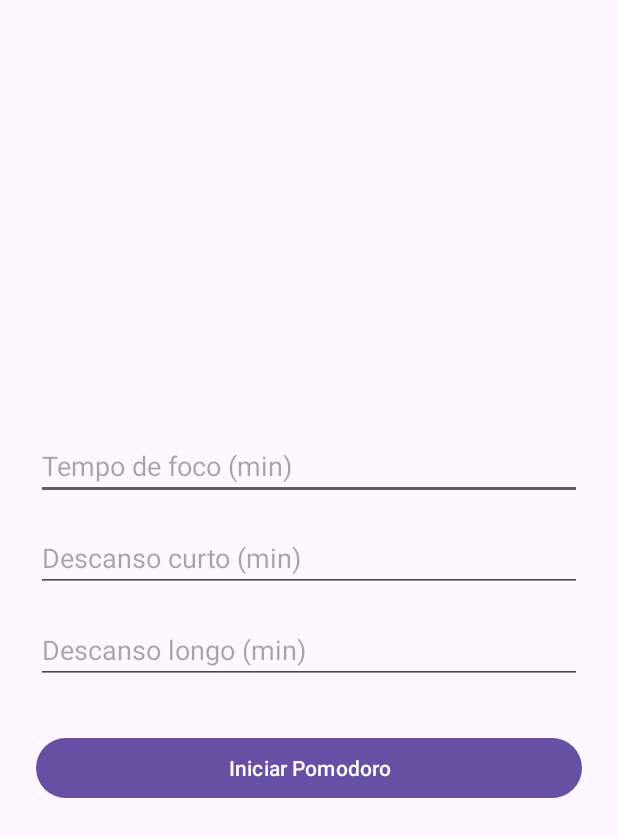
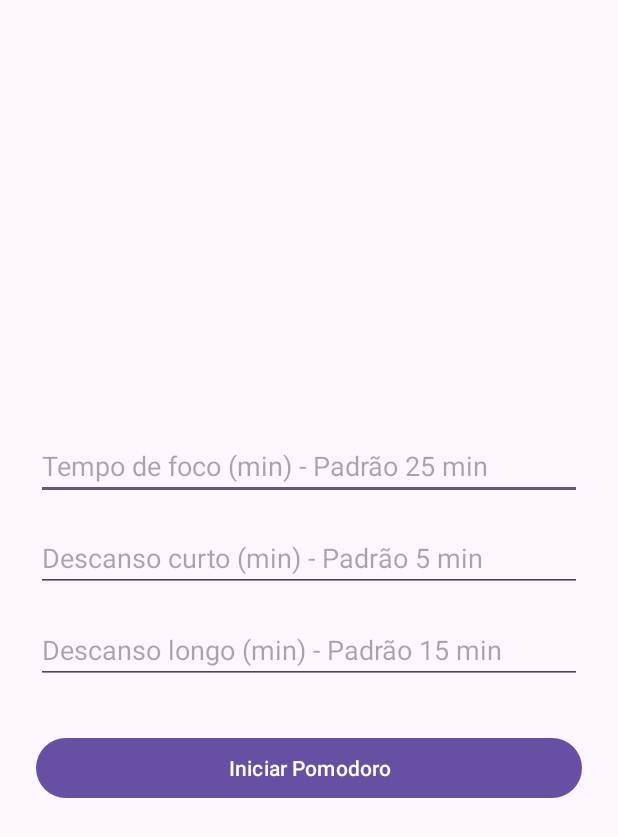
Before and after one commit to rianbene/pomodoro-timer, an Android app: the screen it shows after launch (ConfigActivity), on a phone screen of 412 x 824 dp. Shown: the top 837 px of the screen. Run offline under Robolectric (Android 15) with nearby library versions, the phone set to English and light mode, and no system bars.

Commit message:
Update ConfigActivity, TimerActivity e activity_config.xml

```diff
--- a/app/src/main/java/com/rbene/pomodoro/TimerActivity.java
+++ b/app/src/main/java/com/rbene/pomodoro/TimerActivity.java
@@ -27,7 +27,7 @@ public class TimerActivity extends AppCompatActivity {
         txtTime = findViewById(R.id.txtTime);
         txtStatus = findViewById(R.id.txtStatus);
         btnPlayPause = findViewById(R.id.btnPlayPause);
-
+        //Valores padrão do pomodoro
         int focus = getIntent().getIntExtra("focus", 25);
         int shortBreak = getIntent().getIntExtra("shortBreak", 5);
         int longBreak = getIntent().getIntExtra("longBreak", 15);
@@ -45,12 +45,12 @@ public class TimerActivity extends AppCompatActivity {
     private void startCycle() {
         millisRemaining = manager.getCurrentDurationMinutes() * 60_000L;
         totalMillis = millisRemaining;
-        txtStatus.setText(manager.getState().toString());
+        txtStatus.setText(manager.getState().toString()); // o texto que aparece embaixo do timer
         startTimer();
     }
 
     private void startTimer() {
-        timer = new CountDownTimer(millisRemaining, 1000) {
+        timer = new CountDownTimer(millisRemaining, 50) {
             public void onTick(long millisUntilFinished) {
                 millisRemaining = millisUntilFinished;
                 updateUI();
--- a/app/src/main/res/layout/activity_config.xml
+++ b/app/src/main/res/layout/activity_config.xml
@@ -1,39 +1,39 @@
 <?xml version="1.0" encoding="utf-8"?>
 <LinearLayout xmlns:android="http://schemas.android.com/apk/res/android"
+    android:layout_width="match_parent"
+    android:layout_height="match_parent"
+    android:gravity="center"
     android:orientation="vertical"
-    android:padding="24dp"
-    android:gravity="center"
-    android:layout_width="match_parent"
-    android:layout_height="match_parent">
+    android:padding="24dp">
 
     <EditText
         android:id="@+id/edtFocus"
-        android:hint="Tempo de foco (min)"
-        android:inputType="number"
         android:layout_width="match_parent"
-        android:layout_height="wrap_content"/>
+        android:layout_height="wrap_content"
+        android:hint="Tempo de foco (min) - Padrão 25 min"
+        android:inputType="number" />
 
     <EditText
         android:id="@+id/edtShortBreak"
-        android:hint="Descanso curto (min)"
-        android:inputType="number"
         android:layout_width="match_parent"
         android:layout_height="wrap_content"
-        android:layout_marginTop="16dp"/>
+        android:layout_marginTop="16dp"
+        android:hint="Descanso curto (min) - Padrão 5 min"
+        android:inputType="number" />
 
     <EditText
         android:id="@+id/edtLongBreak"
-        android:hint="Descanso longo (min)"
-        android:inputType="number"
         android:layout_width="match_parent"
         android:layout_height="wrap_content"
-        android:layout_marginTop="16dp"/>
+        android:layout_marginTop="16dp"
+        android:hint="Descanso longo (min) - Padrão 15 min"
+        android:inputType="number" />
 
     <Button
         android:id="@+id/btnStart"
-        android:text="Iniciar Pomodoro"
         android:layout_width="match_parent"
         android:layout_height="wrap_content"
-        android:layout_marginTop="32dp"/>
+        android:layout_marginTop="32dp"
+        android:text="Iniciar Pomodoro" />
 
 </LinearLayout>
```
Also changed, not shown: app/src/main/java/com/rbene/pomodoro/ConfigActivity.java (+15 -7 lines).
